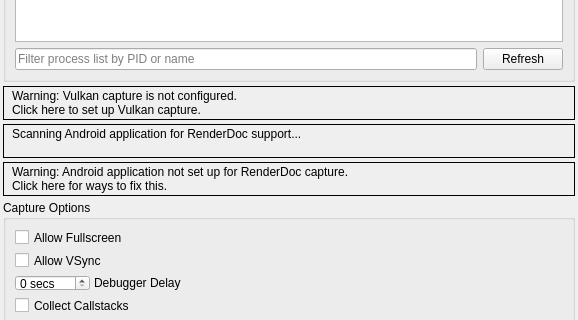
First picture: the form in qrenderdoc/Windows/Dialogs/CaptureDialog.ui, repository Kirkice/RenderMax, before the edit; both pictures show x 0 to 578 and y 361 to 681 of the 578 by 1050 pixel window.
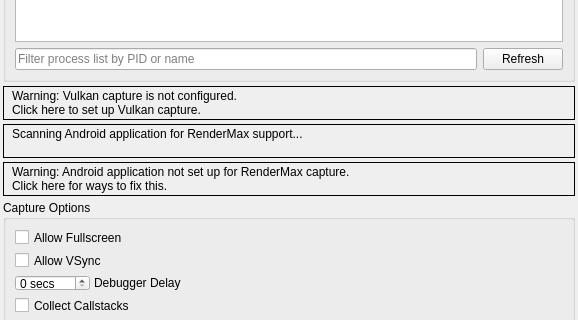
Second picture: the form after the edit. Icons and pictures are not drawn. Custom widgets are drawn as their Qt base class.

```diff
--- a/qrenderdoc/Windows/Dialogs/CaptureDialog.ui
+++ b/qrenderdoc/Windows/Dialogs/CaptureDialog.ui
@@ -318,7 +318,7 @@
       <enum>QFrame::Box</enum>
      </property>
      <property name="text">
-      <string>&lt;html&gt;&lt;head/&gt;&lt;body&gt;&lt;table&gt;&lt;tr&gt;&lt;td valign=&quot;middle&quot;&gt;&lt;img width=&quot;16&quot; src=&quot;:/information.png&quot;/&gt;&lt;/td&gt;&lt;td valign=&quot;middle&quot;&gt;&lt;p&gt;Scanning Android application for RenderDoc support...&lt;br/&gt;&lt;/p&gt;&lt;/td&gt;&lt;/tr&gt;&lt;/table&gt;&lt;/body&gt;&lt;/html&gt;</string>
+      <string>&lt;html&gt;&lt;head/&gt;&lt;body&gt;&lt;table&gt;&lt;tr&gt;&lt;td valign=&quot;middle&quot;&gt;&lt;img width=&quot;16&quot; src=&quot;:/information.png&quot;/&gt;&lt;/td&gt;&lt;td valign=&quot;middle&quot;&gt;&lt;p&gt;Scanning Android application for RenderMax support...&lt;br/&gt;&lt;/p&gt;&lt;/td&gt;&lt;/tr&gt;&lt;/table&gt;&lt;/body&gt;&lt;/html&gt;</string>
      </property>
      <property name="textFormat">
       <enum>Qt::RichText</enum>
@@ -337,7 +337,7 @@
       <enum>QFrame::Box</enum>
      </property>
      <property name="text">
-      <string>&lt;html&gt;&lt;head/&gt;&lt;body&gt;&lt;table&gt;&lt;tr&gt;&lt;td valign=&quot;middle&quot;&gt;&lt;img width=&quot;16&quot; src=&quot;:/information.png&quot;/&gt;&lt;/td&gt;&lt;td&gt;&lt;p&gt;Warning: Android application not set up for RenderDoc capture.&lt;br/&gt;Click here for ways to fix this.&lt;/p&gt;&lt;/td&gt;&lt;/tr&gt;&lt;/table&gt;&lt;/body&gt;&lt;/html&gt;</string>
+      <string>&lt;html&gt;&lt;head/&gt;&lt;body&gt;&lt;table&gt;&lt;tr&gt;&lt;td valign=&quot;middle&quot;&gt;&lt;img width=&quot;16&quot; src=&quot;:/information.png&quot;/&gt;&lt;/td&gt;&lt;td&gt;&lt;p&gt;Warning: Android application not set up for RenderMax capture.&lt;br/&gt;Click here for ways to fix this.&lt;/p&gt;&lt;/td&gt;&lt;/tr&gt;&lt;/table&gt;&lt;/body&gt;&lt;/html&gt;</string>
      </property>
      <property name="textFormat">
       <enum>Qt::RichText</enum>
```
Left out of the diff: 2 changed lines with no effect on the pictures.
